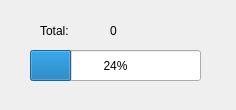
First picture: the form in qt/acu/syncdialog.ui, repository mike-kang/Project_fb, before the edit.
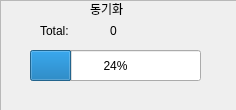
Second picture: the form after the edit.

```diff
--- a/qt/acu/syncdialog.ui
+++ b/qt/acu/syncdialog.ui
@@ -55,6 +55,35 @@
     <string>0</string>
    </property>
   </widget>
+  <widget class="QFrame" name="frame">
+   <property name="geometry">
+    <rect>
+     <x>0</x>
+     <y>0</y>
+     <width>241</width>
+     <height>111</height>
+    </rect>
+   </property>
+   <property name="frameShape">
+    <enum>QFrame::StyledPanel</enum>
+   </property>
+   <property name="frameShadow">
+    <enum>QFrame::Raised</enum>
+   </property>
+   <widget class="QLabel" name="label_2">
+    <property name="geometry">
+     <rect>
+      <x>90</x>
+      <y>0</y>
+      <width>61</width>
+      <height>17</height>
+     </rect>
+    </property>
+    <property name="text">
+     <string>동기화</string>
+    </property>
+   </widget>
+  </widget>
  </widget>
  <resources/>
  <connections/>
```
